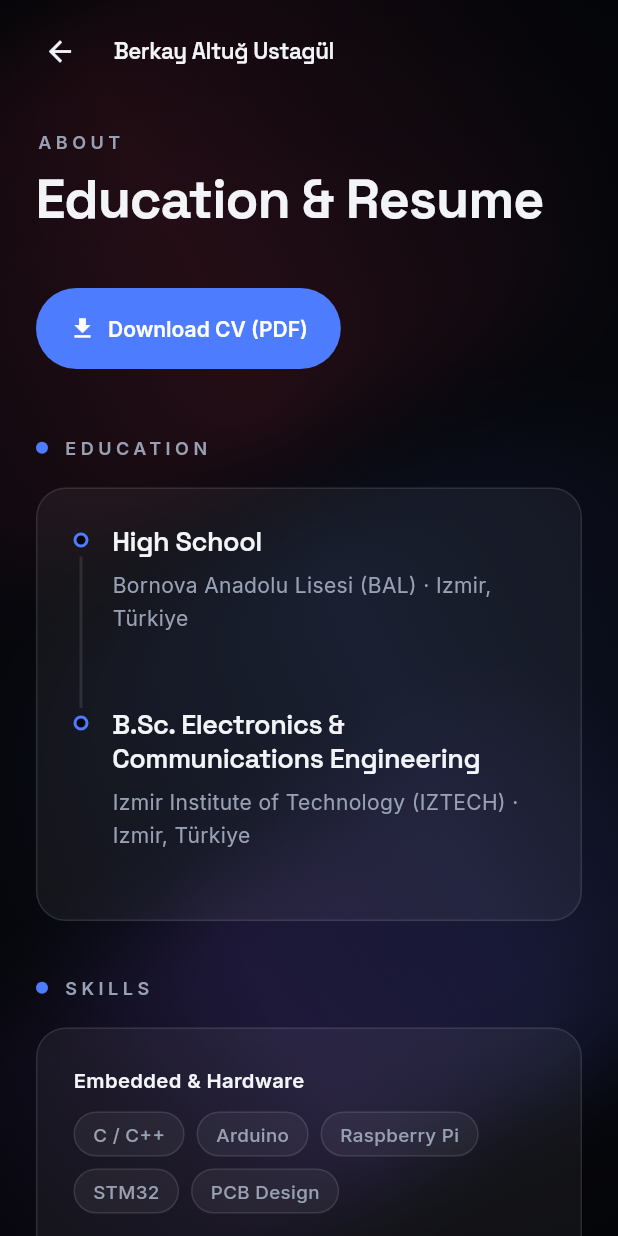
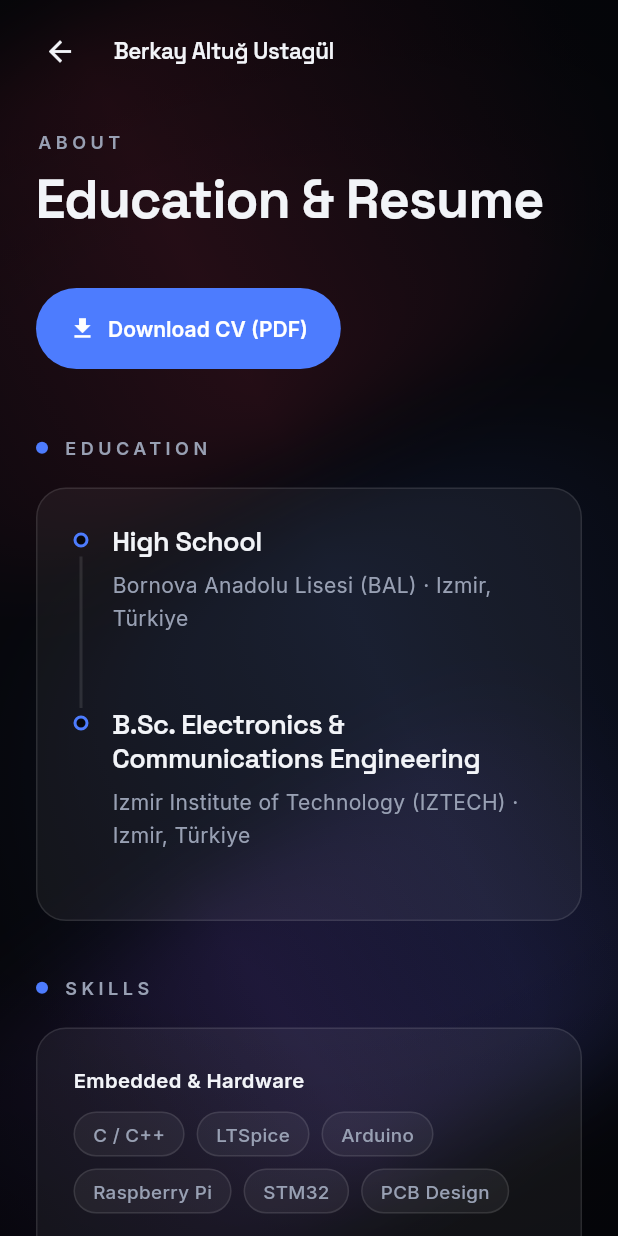
Before and after one commit to bkaltug/bkaltug.github.io, a Flutter app: the screen it shows after launch, after a tap on "Education & Resume", on a phone screen of 412 x 824 dp. Run offline on Flutter 3.47's test engine with Material 3 defaults, Android fonts, the phone set to English and light mode, and no system bars; our stand-ins replace font_awesome_flutter, go_router, google_fonts.

Commit message:
Minor Additions

```diff
--- a/lib/data/resume_data.dart
+++ b/lib/data/resume_data.dart
@@ -62,7 +62,7 @@ const List<EducationEntry> education = [
 const List<SkillGroup> skillGroups = [
   SkillGroup(
     label: 'Embedded & Hardware',
-    skills: ['C / C++', 'Arduino', "Raspberry Pi", 'STM32', 'PCB Design'],
+    skills: ['C / C++', 'LTSpice',  'Arduino', "Raspberry Pi", 'STM32', 'PCB Design'],
   ),
 
   SkillGroup(
--- a/lib/pages/landing_page.dart
+++ b/lib/pages/landing_page.dart
@@ -248,7 +248,7 @@ class _Footer extends StatelessWidget {
         ),
         const SizedBox(height: 20),
         Text(
-          '© 2026 ${profile.name}',
+          '© 2026',
           textAlign: TextAlign.center,
           style: AppType.body(size: 13),
         ),
```
